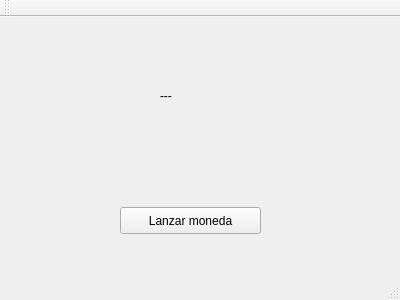
angarciaba/algoritmia_y_programacion, file ejemploQt/mainwindow.ui: the form before one commit.
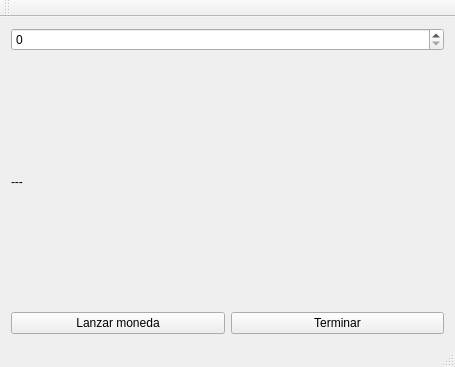
The form after the commit.

Patch:
```diff
--- a/ejemploQt/mainwindow.ui
+++ b/ejemploQt/mainwindow.ui
@@ -6,40 +6,48 @@
    <rect>
     <x>0</x>
     <y>0</y>
-    <width>400</width>
-    <height>300</height>
+    <width>455</width>
+    <height>367</height>
    </rect>
   </property>
   <property name="windowTitle">
    <string>MainWindow</string>
   </property>
   <widget class="QWidget" name="centralWidget">
-   <widget class="QPushButton" name="pushButton">
-    <property name="geometry">
-     <rect>
-      <x>120</x>
-      <y>190</y>
-      <width>141</width>
-      <height>27</height>
-     </rect>
-    </property>
-    <property name="text">
-     <string>Lanzar moneda</string>
-    </property>
-   </widget>
-   <widget class="QLabel" name="label">
-    <property name="geometry">
-     <rect>
-      <x>160</x>
-      <y>70</y>
-      <width>67</width>
-      <height>17</height>
-     </rect>
-    </property>
-    <property name="text">
-     <string>---</string>
-    </property>
-   </widget>
+   <layout class="QVBoxLayout" name="verticalLayout_2">
+    <item>
+     <layout class="QVBoxLayout" name="verticalLayout">
+      <item>
+       <widget class="QSpinBox" name="spinBox"/>
+      </item>
+      <item>
+       <widget class="QLabel" name="label">
+        <property name="text">
+         <string>---</string>
+        </property>
+       </widget>
+      </item>
+      <item>
+       <layout class="QHBoxLayout" name="horizontalLayout">
+        <item>
+         <widget class="QPushButton" name="pushButton">
+          <property name="text">
+           <string>Lanzar moneda</string>
+          </property>
+         </widget>
+        </item>
+        <item>
+         <widget class="QPushButton" name="pushButton_2">
+          <property name="text">
+           <string>Terminar</string>
+          </property>
+         </widget>
+        </item>
+       </layout>
+      </item>
+     </layout>
+    </item>
+   </layout>
   </widget>
   <widget class="QMenuBar" name="menuBar">
    <property name="geometry">
```
Left out of the diff: 41 changed lines with no effect on the pictures.
